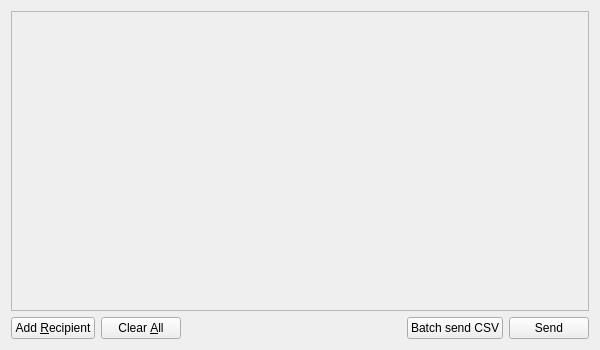
Qt form ui/forms/sendcoinspage.ui (chromaway/ngcccbase) before a commit.
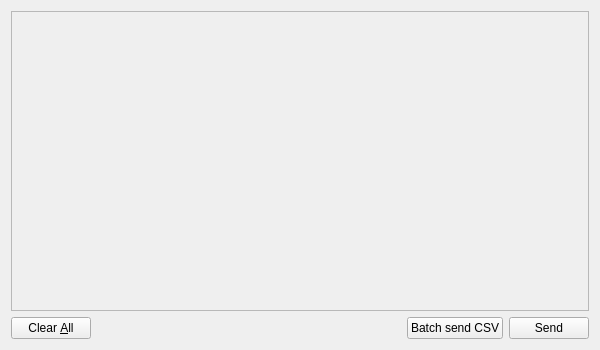
The same form after that commit. Icons and pictures are not drawn.

Commit message: disable add recipient function

Diff of the .ui file:
```diff
--- a/ui/forms/sendcoinspage.ui
+++ b/ui/forms/sendcoinspage.ui
@@ -57,7 +57,7 @@
    </item>
    <item>
     <layout class="QHBoxLayout" name="horizontalLayout">
-     <item>
+     <!--item>
       <widget class="QPushButton" name="btnAddRecipient">
        <property name="text">
         <string>Add &amp;Recipient</string>
@@ -67,7 +67,7 @@
          <normaloff>../icons/add.png</normaloff>../icons/add.png</iconset>
        </property>
       </widget>
-     </item>
+     </item-->
      <item>
       <widget class="QPushButton" name="btnClearAll">
        <property name="text">
```
Left out of the diff: 2 changed lines with no effect on the pictures. The commit also changes 1 other file.
